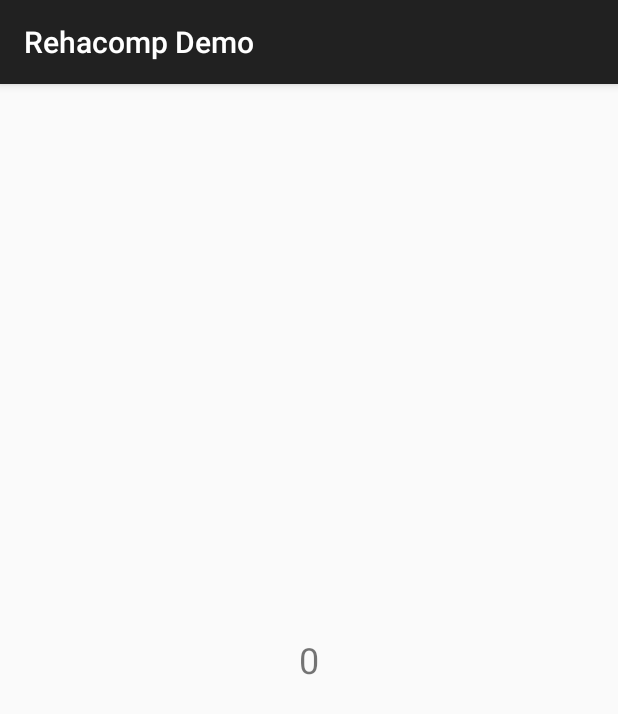
After one commit to nextgis/talkback_nav, an Android app: the RoutingActivity screen opened directly, with no data from a screen before it, on a phone screen of 412 x 824 dp. The commit adds this screen. Shown: the top 714 px of the screen. Run offline under Robolectric (Android 15) with nearby library versions, the phone set to English and light mode, and no system bars.

Commit message:
Add RoutingActivity and ViewPager

```diff
--- a/app/src/main/AndroidManifest.xml
+++ b/app/src/main/AndroidManifest.xml
@@ -1,21 +1,25 @@
 <?xml version="1.0" encoding="utf-8"?>
-<manifest xmlns:android="http://schemas.android.com/apk/res/android"
-    package="com.nextgis.rehacompdemo" >
+<manifest package="com.nextgis.rehacompdemo"
+          xmlns:android="http://schemas.android.com/apk/res/android">
 
     <application
         android:allowBackup="true"
         android:icon="@mipmap/ic_launcher"
         android:label="@string/app_name"
-        android:theme="@style/AppTheme" >
+        android:theme="@style/AppTheme">
         <activity
             android:name=".MainActivity"
-            android:label="@string/app_name" >
+            android:label="@string/app_name">
             <intent-filter>
-                <action android:name="android.intent.action.MAIN" />
+                <action android:name="android.intent.action.MAIN"/>
 
-                <category android:name="android.intent.category.LAUNCHER" />
+                <category android:name="android.intent.category.LAUNCHER"/>
             </intent-filter>
         </activity>
+
+        <activity
+            android:name=".RoutingActivity"
+            android:label="@string/app_name"/>
     </application>
 
 </manifest>
--- /dev/null
+++ b/app/src/main/java/com/nextgis/rehacompdemo/Constants.java
@@ -0,0 +1,5 @@
+package com.nextgis.rehacompdemo;
+
+public interface Constants {
+    String BUNDLE_ROUTE = "route";
+}
--- a/app/src/main/java/com/nextgis/rehacompdemo/MainActivity.java
+++ b/app/src/main/java/com/nextgis/rehacompdemo/MainActivity.java
@@ -1,7 +1,10 @@
 package com.nextgis.rehacompdemo;
 
+import android.content.Intent;
 import android.os.Bundle;
 import android.support.v7.app.AppCompatActivity;
+import android.view.View;
+import android.widget.AdapterView;
 import android.widget.ArrayAdapter;
 import android.widget.ListView;
 
@@ -22,5 +25,13 @@ public class MainActivity extends AppCompatActivity {
 
         ArrayAdapter<String> adapter = new ArrayAdapter<>(this, android.R.layout.simple_list_item_1, addresses);
         lvAddresses.setAdapter(adapter);
+
+        lvAddresses.setOnItemClickListener(new AdapterView.OnItemClickListener() {
+            @Override
+            public void onItemClick(AdapterView<?> parent, View view, int position, long id) {
+                Intent routingActivity = new Intent(MainActivity.this, RoutingActivity.class).putExtra(Constants.BUNDLE_ROUTE, position);
+                startActivity(routingActivity);
+            }
+        });
     }
 }
--- /dev/null
+++ b/app/src/main/java/com/nextgis/rehacompdemo/RoutingActivity.java
@@ -0,0 +1,39 @@
+package com.nextgis.rehacompdemo;
+
+import android.os.Bundle;
+import android.support.v4.app.Fragment;
+import android.support.v4.app.FragmentManager;
+import android.support.v4.app.FragmentStatePagerAdapter;
+import android.support.v4.view.ViewPager;
+import android.support.v7.app.AppCompatActivity;
+
+public class RoutingActivity extends AppCompatActivity {
+    private ViewPager mPager;
+    private StepPagerAdapter mPagerAdapter;
+
+    @Override
+    protected void onCreate(Bundle savedInstanceState) {
+        super.onCreate(savedInstanceState);
+        setContentView(R.layout.activity_routing);
+
+        mPager = (ViewPager) findViewById(R.id.vp_steps);
+        mPagerAdapter = new StepPagerAdapter(getSupportFragmentManager());
+        mPager.setAdapter(mPagerAdapter);
+    }
+
+    private class StepPagerAdapter extends FragmentStatePagerAdapter {
+        public StepPagerAdapter(FragmentManager fm) {
+            super(fm);
+        }
+
+        @Override
+        public Fragment getItem(int position) {
+            return new StepFragment().setData(position);
+        }
+
+        @Override
+        public int getCount() {
+            return 2;
+        }
+    }
+}
--- /dev/null
+++ b/app/src/main/java/com/nextgis/rehacompdemo/StepFragment.java
@@ -0,0 +1,25 @@
+package com.nextgis.rehacompdemo;
+
+import android.os.Bundle;
+import android.support.v4.app.Fragment;
+import android.view.LayoutInflater;
+import android.view.View;
+import android.view.ViewGroup;
+import android.widget.TextView;
+
+public class StepFragment extends Fragment {
+    private String mInfo;
+
+    @Override
+    public View onCreateView(LayoutInflater inflater, ViewGroup container, Bundle savedInstanceState) {
+        View view = inflater.inflate(R.layout.fragment_step, container, false);
+        TextView info = (TextView) view.findViewById(R.id.tv_info);
+        info.setText(mInfo);
+        return view;
+    }
+
+    public Fragment setData(int data) {
+        mInfo = "" + data;
+        return this;
+    }
+}
--- /dev/null
+++ b/app/src/main/res/layout/activity_routing.xml
@@ -0,0 +1,13 @@
+<LinearLayout xmlns:android="http://schemas.android.com/apk/res/android"
+              xmlns:tools="http://schemas.android.com/tools"
+              android:layout_width="match_parent"
+              android:layout_height="match_parent"
+              android:orientation="vertical"
+              tools:context=".RoutingActivity">
+
+    <android.support.v4.view.ViewPager
+        android:id="@+id/vp_steps"
+        android:layout_width="match_parent"
+        android:layout_height="wrap_content"/>
+
+</LinearLayout>
--- /dev/null
+++ b/app/src/main/res/layout/fragment_step.xml
@@ -0,0 +1,13 @@
+<?xml version="1.0" encoding="utf-8"?>
+<FrameLayout xmlns:android="http://schemas.android.com/apk/res/android"
+             android:layout_width="match_parent"
+             android:layout_height="match_parent"
+             android:orientation="vertical">
+
+    <TextView
+        android:id="@+id/tv_info"
+        android:layout_width="wrap_content"
+        android:layout_height="wrap_content"
+        android:layout_gravity="center"
+        android:textSize="24sp"/>
+</FrameLayout>
```
